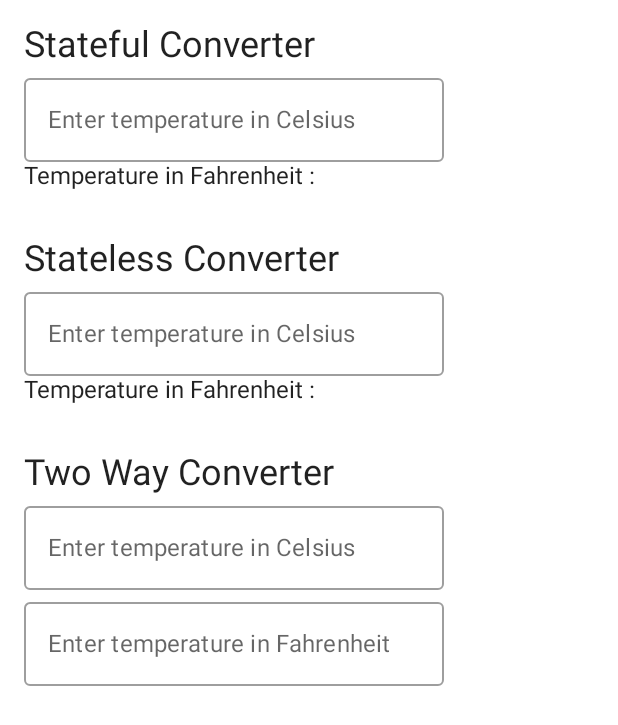
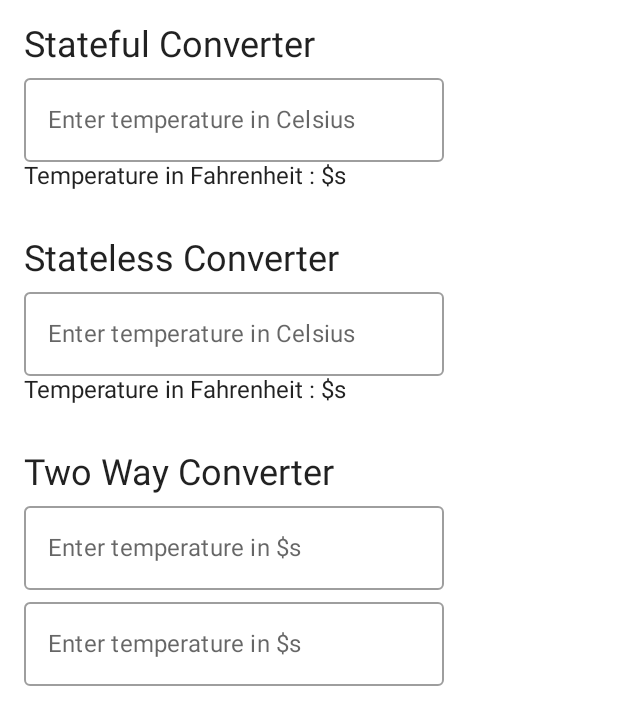
Before and after one commit to dicodingacademy/a445-jetpack-compose-labs, an Android app built with Jetpack Compose: the screen it shows after launch (MainActivity), on a phone screen of 412 x 824 dp. Shown: the top 725 px of the screen. Run offline under Robolectric (Android 15) with nearby library versions, the phone set to English and light mode, and no system bars.

Commit message:
change to stringresource

```diff
--- a/state-pada-compose/MyTemperatureConverter/app/src/main/java/com/dicoding/mytemperatureconverter/MainActivity.kt
+++ b/state-pada-compose/MyTemperatureConverter/app/src/main/java/com/dicoding/mytemperatureconverter/MainActivity.kt
@@ -17,6 +17,7 @@ import androidx.compose.runtime.mutableStateOf
 import androidx.compose.runtime.saveable.rememberSaveable
 import androidx.compose.runtime.setValue
 import androidx.compose.ui.Modifier
+import androidx.compose.ui.res.stringResource
 import androidx.compose.ui.text.input.KeyboardType
 import androidx.compose.ui.unit.dp
 import com.dicoding.mytemperatureconverter.ui.theme.MyTemperatureConverterTheme
@@ -47,17 +48,20 @@ fun StatefulTemperatureInput() {
     var input by rememberSaveable { mutableStateOf("") }
     var output by rememberSaveable { mutableStateOf("") }
     Column(modifier = Modifier.padding(16.dp)) {
-        Text("Stateful Converter", style = MaterialTheme.typography.h5)
+        Text(
+            text = stringResource(R.string.stateful_converter),
+            style = MaterialTheme.typography.h5
+        )
         OutlinedTextField(
             value = input,
-            label = { Text("Enter temperature in Celsius") },
+            label = { Text(stringResource(R.string.enter_celsius)) },
             keyboardOptions = KeyboardOptions(keyboardType = KeyboardType.Number),
             onValueChange = { newInput ->
                 input = newInput
                 output = convertToFahrenheit(newInput)
             },
         )
-        Text("Temperature in Fahrenheit : $output")
+        Text(stringResource(R.string.temperature_fahrenheit, output))
     }
 }
 
@@ -67,16 +71,23 @@ private fun convertToFahrenheit(celsius: String) =
     }.toString()
 
 @Composable
-fun StatelessTemperatureInput(input: String, output: String, onValueChange: (String) -> Unit) {
+fun StatelessTemperatureInput(
+    input: String,
+    output: String,
+    onValueChange: (String) -> Unit
+) {
     Column(modifier = Modifier.padding(16.dp)) {
-        Text("Stateless Converter", style = MaterialTheme.typography.h5)
+        Text(
+            text = stringResource(R.string.stateless_converter),
+            style = MaterialTheme.typography.h5
+        )
         OutlinedTextField(
             value = input,
-            label = { Text("Enter temperature in Celsius") },
+            label = { Text(stringResource(R.string.enter_celsius)) },
             keyboardOptions = KeyboardOptions(keyboardType = KeyboardType.Number),
             onValueChange = onValueChange,
         )
-        Text("Temperature in Fahrenheit : $output")
+        Text(stringResource(R.string.temperature_fahrenheit, output))
     }
 }
 
@@ -110,7 +121,7 @@ fun GeneralTemperatureInput(
     Column {
         OutlinedTextField(
             value = input,
-            label = { Text("Enter temperature in ${scale.scaleName}") },
+            label = { Text(stringResource(R.string.enter_temperature, scale.scaleName)) },
             keyboardOptions = KeyboardOptions(keyboardType = KeyboardType.Number),
             onValueChange = onValueChange,
         )
@@ -122,7 +133,10 @@ private fun TwoWayConverterApp() {
     var celsius by rememberSaveable { mutableStateOf("") }
     var fahrenheit by rememberSaveable { mutableStateOf("") }
     Column(modifier = Modifier.padding(16.dp)) {
-        Text("Two Way Converter", style = MaterialTheme.typography.h5)
+        Text(
+            text = stringResource(R.string.two_way_converter),
+            style = MaterialTheme.typography.h5
+        )
         GeneralTemperatureInput(
             scale = Scale.CELSIUS,
             input = celsius,
--- a/state-pada-compose/MyTemperatureConverter/app/src/main/res/values/strings.xml
+++ b/state-pada-compose/MyTemperatureConverter/app/src/main/res/values/strings.xml
@@ -1,3 +1,9 @@
 <resources>
     <string name="app_name">My Temperature Converter</string>
+    <string name="stateful_converter">Stateful Converter</string>
+    <string name="stateless_converter">Stateless Converter</string>
+    <string name="two_way_converter">Two Way Converter</string>
+    <string name="enter_celsius">Enter temperature in Celsius</string>
+    <string name="temperature_fahrenheit">Temperature in Fahrenheit : $s</string>
+    <string name="enter_temperature">Enter temperature in $s</string>
 </resources>
```
